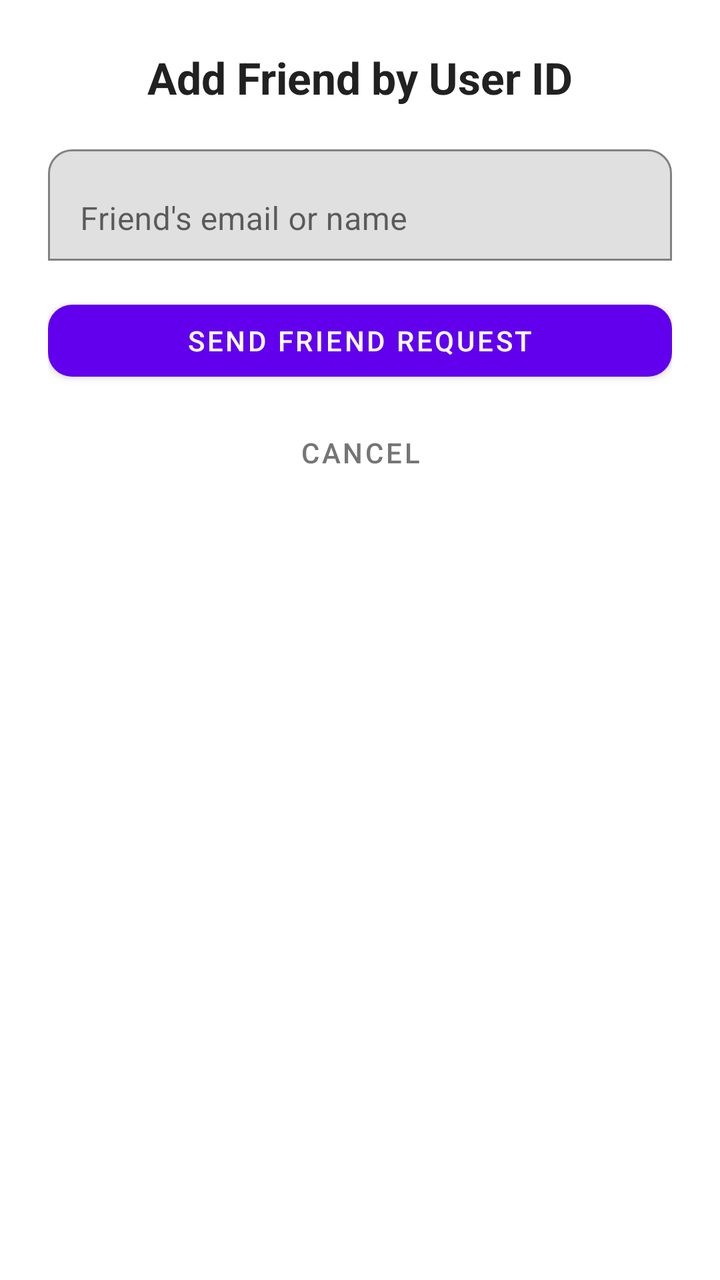
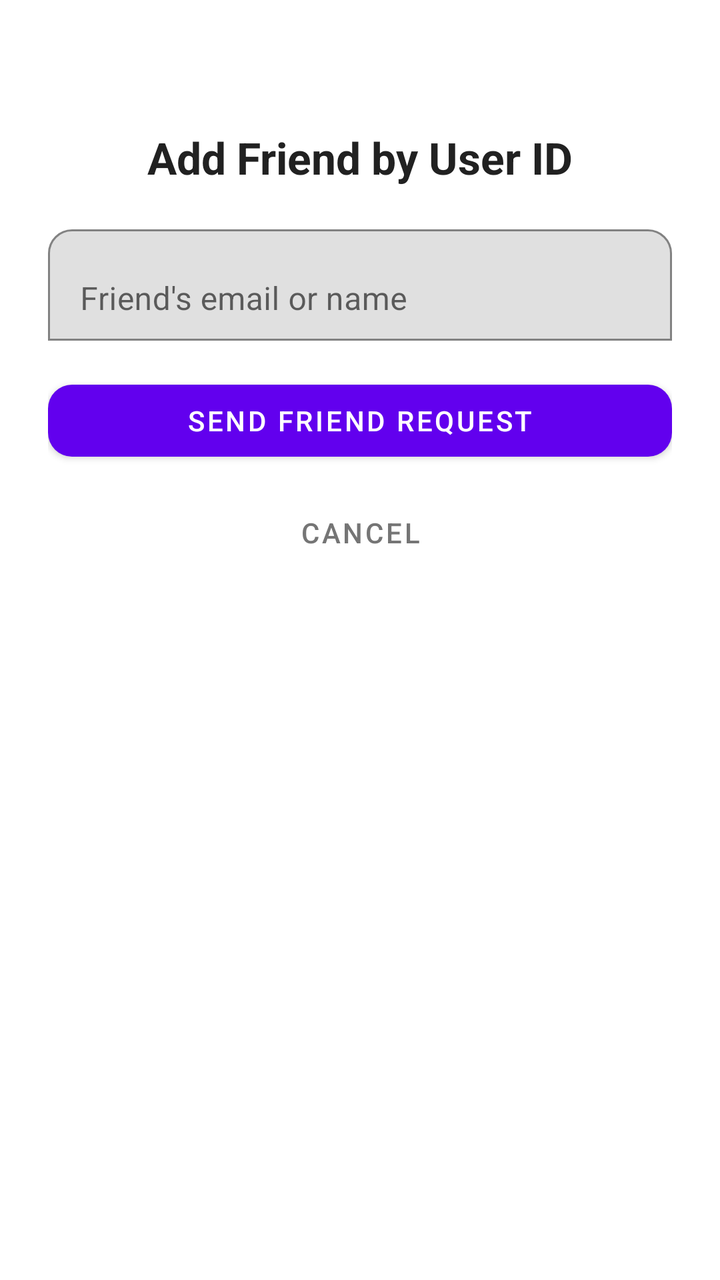

Before-and-after screenshots of an Android layout around one commit, followed by the original layout XML and the change that was made.
<!-- AndroidManifest.xml: application theme Theme.NetWork -->
<!-- res/layout/activity_add_friend.xml -->
<?xml version="1.0" encoding="utf-8"?>
<LinearLayout xmlns:android="http://schemas.android.com/apk/res/android"
    xmlns:app="http://schemas.android.com/apk/res-auto"
    android:layout_width="match_parent"
    android:layout_height="wrap_content"
    android:orientation="vertical"
    android:padding="24dp"
    android:background="#FFFFFF"
    android:gravity="center_horizontal">

    <TextView
        android:layout_width="wrap_content"
        android:layout_height="wrap_content"
        android:text="Add Friend by User ID"
        android:textSize="22sp"
        android:textStyle="bold"
        android:textColor="#212121"
        android:layout_marginBottom="16dp"/>

    <com.google.android.material.textfield.TextInputLayout
        android:layout_width="match_parent"
        android:layout_height="wrap_content"
        app:boxBackgroundMode="outline"
        app:boxCornerRadiusTopStart="12dp"
        app:boxCornerRadiusTopEnd="12dp"
        android:layout_marginBottom="16dp">

        <com.google.android.material.textfield.TextInputEditText
            android:id="@+id/friendSearchInput"
            android:layout_width="match_parent"
            android:layout_height="wrap_content"
            android:hint="Friend's email or name" />
    </com.google.android.material.textfield.TextInputLayout>

    <Button
        android:id="@+id/sendRequestBtn"
        android:layout_width="match_parent"
        android:layout_height="wrap_content"
        android:text="Send Friend Request"
        app:cornerRadius="12dp"
        android:layout_marginBottom="8dp"
        app:backgroundTint="#6200EE"/>

    <Button
        android:id="@+id/cancelAddFriendBtn"
        android:layout_width="match_parent"
        android:layout_height="wrap_content"
        android:text="Cancel"
        style="@style/Widget.MaterialComponents.Button.TextButton"
        android:textColor="#757575"/>

</LinearLayout>
<!-- resources referenced by this layout -->
<resources>
  <style name="Theme.NetWork" parent="Theme.MaterialComponents.Light.NoActionBar">
          
          <item name="colorPrimary">@color/teal_700</item>
          <item name="colorPrimaryVariant">@color/teal_200</item>
          <item name="colorOnPrimary">@color/white</item>
          <item name="colorSecondary">@color/teal_700</item>
      </style>
  <color name="teal_700">#FF018786</color>
  <color name="teal_200">#FF03DAC5</color>
  <color name="white">#FFFFFFFF</color>
</resources>

<!-- the commit's change to res/layout/activity_add_friend.xml (unified diff, before → after) -->
@@ -15,7 +15,8 @@
         android:textSize="22sp"
         android:textStyle="bold"
         android:textColor="#212121"
-        android:layout_marginBottom="16dp"/>
+        android:layout_marginBottom="16dp"
+        android:layout_marginTop="40dp"/>
 
     <com.google.android.material.textfield.TextInputLayout
         android:layout_width="match_parent"
